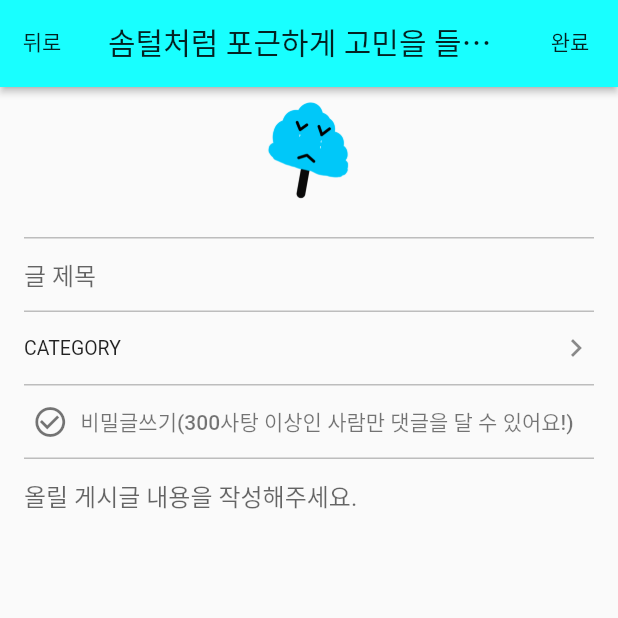
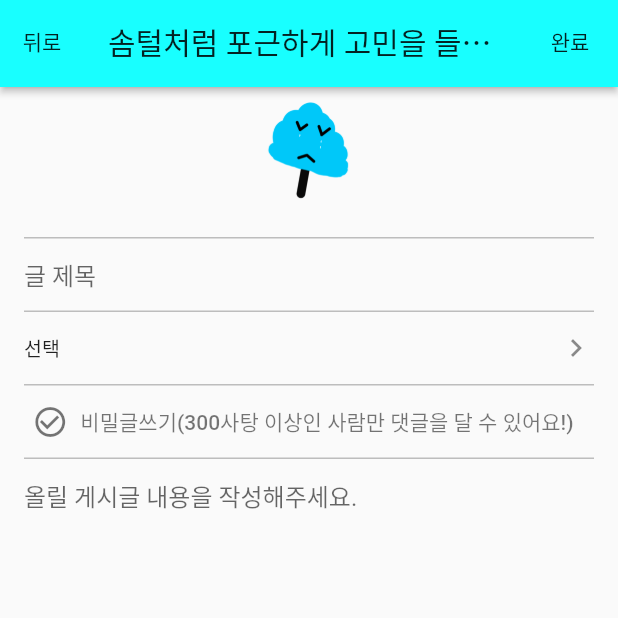
Before and after one commit to ddohKim/test2, a Flutter app: the screen it shows once a user with an empty profile is signed in, after a tap on the "close" icon, after a tap on the "add" icon, on a phone screen of 412 x 824 dp, the top half of it. Run offline on Flutter 3.47's test engine with Material 2 defaults, Android fonts, the phone set to English and light mode, and no system bars; drawn by our look-alikes of extended_image; our stand-ins replace firebase_auth, firebase_core, google_sign_in, shimmer; accounts and stored records are empty; network calls fail; Roboto replaces fonts that are missing (NanumAJumMaJaYu).

Commit message:
카테고리생성

```diff
--- a/lib/main.dart
+++ b/lib/main.dart
@@ -2,11 +2,11 @@ import 'package:firebase_core/firebase_core.dart';
 import 'package:flutter/material.dart';
 import 'package:provider/provider.dart';
 import 'package:test2/pages/home_page/upload_page.dart';
-import 'package:test2/pages/login_page/auth_page.dart';
 import 'package:test2/pages/login_page/check_your_email.dart';
 import 'package:test2/pages/my_home.dart';
 import 'package:test2/pages/start_page.dart';
 import 'package:test2/provider/page_notifier.dart';
+import 'package:test2/states/category_notifier.dart';
 
 
 
@@ -49,7 +49,7 @@ class MyApp extends StatelessWidget {
   Widget build(BuildContext context) {
 
     return MultiProvider(
-      providers: [ChangeNotifierProvider(create: (_)=>PageNotifier())], //pagenotifier의 기본값 currentpage=MyHomePage.pagename
+      providers: [ChangeNotifierProvider(create: (_)=>PageNotifier(),),ChangeNotifierProvider.value(value: categoryNotifier)], //pagenotifier의 기본값 currentpage=MyHomePage.pagename
       child: MaterialApp(
         theme: ThemeData(primarySwatch: Colors.lightBlue,fontFamily: 'NanumAJumMaJaYu',),
         title: 'Flutter Demo',
--- a/lib/pages/home_page/upload_page.dart
+++ b/lib/pages/home_page/upload_page.dart
@@ -2,7 +2,9 @@ import 'package:extended_image/extended_image.dart';
 import 'package:flutter/material.dart';
 import 'package:provider/provider.dart';
 import 'package:test2/constants/common_size.dart';
+import 'package:test2/pages/home_page/category_input_page.dart';
 import 'package:test2/provider/page_notifier.dart';
+import 'package:test2/states/category_notifier.dart';
 
 class UploadPage extends Page {
   static const pageName = 'UploadPage';//value key 지정해줌
@@ -119,11 +121,17 @@ class _UploadPageWidgetState extends State<UploadPageWidget> {
               _divider,
               ListTile(
                 onTap: () {
-                  //context.beamToNamed(
-                  //        '/$LOCATION_INPUT/$LOCATION_CATEGORY_INPUT'); //beamer이용 category로 이동
+
+                  Navigator.push(
+                    context,
+                    MaterialPageRoute(builder: (context) => CategoryInputPage()),
+                  );
+
+                  //Provider.of<PageNotifier>(context, listen: false)
+                    //  .goToOtherPage(CategoryPage.pageName);
                 },
                 dense: true,
-                title: Text('CATEGORY'),
+                title: Text(context.watch<CategoryNotifier>().currentCategory),
                 trailing: Icon(Icons.navigate_next),
               ),
               //dense는 listtile이 압축되있는지 말해줌, listtile로 쉽게 디자인 만들수 있음
--- a/lib/pages/intro_page/intro_page_1.dart
+++ b/lib/pages/intro_page/intro_page_1.dart
@@ -11,7 +11,7 @@ class IntroPage1 extends StatelessWidget {
         Size size=MediaQuery.maybeOf(context)!.size; //현재 모바일 사이즈를 가져오는 것,  maybeOf는 사이즈를 가져오지 못할때 null을 부여함 일반적인 경우는 of사용하면 됨
         final imgSize=size.width;
         final sizeOfPosImg=(imgSize); //패딩 horizontal이 16이니까 양쪽 32
-        return Container(color: Colors.lightBlue,
+        return Container(color: Colors.cyanAccent,
           child: SafeArea(
             child: Padding(
               padding: const EdgeInsets.symmetric(horizontal: 16),
--- a/lib/pages/intro_page/intro_page_2.dart
+++ b/lib/pages/intro_page/intro_page_2.dart
@@ -11,7 +11,8 @@ class IntroPage2 extends StatelessWidget {
         Size size=MediaQuery.maybeOf(context)!.size; //현재 모바일 사이즈를 가져오는 것,  maybeOf는 사이즈를 가져오지 못할때 null을 부여함 일반적인 경우는 of사용하면 됨
         final imgSize=size.width;
         final sizeOfPosImg=(imgSize); //패딩 horizontal이 16이니까 양쪽 32
-        return SafeArea(
+        return Container(color: Colors.cyanAccent,
+          child: SafeArea(
             child: Padding(
               padding: const EdgeInsets.symmetric(horizontal: 16),
               child: Column(crossAxisAlignment: CrossAxisAlignment.start,
@@ -43,6 +44,7 @@ class IntroPage2 extends StatelessWidget {
                 ],
               ),
             ),
+          ),
         );},
     );
   }
--- a/lib/pages/intro_page/intro_page_3.dart
+++ b/lib/pages/intro_page/intro_page_3.dart
@@ -11,7 +11,8 @@ class IntroPage3 extends StatelessWidget {
         Size size=MediaQuery.maybeOf(context)!.size; //현재 모바일 사이즈를 가져오는 것,  maybeOf는 사이즈를 가져오지 못할때 null을 부여함 일반적인 경우는 of사용하면 됨
         final imgSize=size.width;
         final sizeOfPosImg=(imgSize); //패딩 horizontal이 16이니까 양쪽 32
-        return SafeArea(
+        return Container(color: Colors.cyanAccent,
+          child: SafeArea(
             child: Padding(
               padding: const EdgeInsets.symmetric(horizontal: 16),
               child: Column(crossAxisAlignment: CrossAxisAlignment.start,
@@ -43,6 +44,7 @@ class IntroPage3 extends StatelessWidget {
                 ],
               ),
             ),
+          ),
         );},
     );
   }
--- a/lib/pages/intro_page/intro_page_4.dart
+++ b/lib/pages/intro_page/intro_page_4.dart
@@ -11,7 +11,8 @@ class IntroPage4 extends StatelessWidget {
         Size size=MediaQuery.maybeOf(context)!.size; //현재 모바일 사이즈를 가져오는 것,  maybeOf는 사이즈를 가져오지 못할때 null을 부여함 일반적인 경우는 of사용하면 됨
         final imgSize=size.width;
         final sizeOfPosImg=(imgSize); //패딩 horizontal이 16이니까 양쪽 32
-        return SafeArea(
+        return Container(color: Colors.cyanAccent,
+          child: SafeArea(
             child: Padding(
               padding: const EdgeInsets.symmetric(horizontal: 16),
               child: Column(crossAxisAlignment: CrossAxisAlignment.start,
@@ -44,6 +45,7 @@ class IntroPage4 extends StatelessWidget {
                 ],
               ),
             ),
+          ),
         );},
     );
   }
--- a/lib/pages/login_page/check_your_email.dart
+++ b/lib/pages/login_page/check_your_email.dart
@@ -31,7 +31,7 @@ class _AuthWidgetState extends State<CheckYourEmailWidget> {
   Widget build(BuildContext context) {
     return Material(
       child: Container(
-        color: Colors.lightBlueAccent,
+        color: Colors.cyanAccent,
         child: SafeArea(
           child: Scaffold(
             key: _scaffoldKey,
@@ -92,7 +92,7 @@ class _AuthWidgetState extends State<CheckYourEmailWidget> {
       color: Colors.white54,
       textColor: Colors.black87,
       child: Text(
-        "이메일 인증을 해주세요",
+        "인증 이메일을 발송할게요",
         style: TextStyle(fontSize: 16, fontWeight: FontWeight.w500),
       ),
     );
@@ -108,7 +108,7 @@ class _AuthWidgetState extends State<CheckYourEmailWidget> {
       color: Colors.white54,
       textColor: Colors.black87,
       child: Text(
-        "이메일 인증 버튼입니다",
+        "이메일 인증 확인 버튼입니다",
         style: TextStyle(fontSize: 16, fontWeight: FontWeight.w500),
       ),
     );
--- /dev/null
+++ b/lib/states/category_notifier.dart
@@ -0,0 +1,21 @@
+import 'package:flutter/material.dart';
+
+CategoryNotifier categoryNotifier=CategoryNotifier();
+
+class CategoryNotifier extends ChangeNotifier{
+  String _selectCategory='선택';
+  String get currentCategory=>_selectCategory;
+
+
+  void setNewCategory(String newCategory){
+    if(categories.contains(newCategory)){
+      _selectCategory=newCategory;
+      notifyListeners();
+    }
+  }
+
+
+ static const List<String> categories= [
+    '선택', '썸', '짝사랑', '권태기', '헤어짐', '기타'
+  ];
+}
```
Also changed, not shown: lib/pages/home_page/category_input_page.dart (added, +67 -0 lines), lib/pages/my_home.dart (+5 -5 lines). Lines whose indentation alone changed are shown as unchanged.
